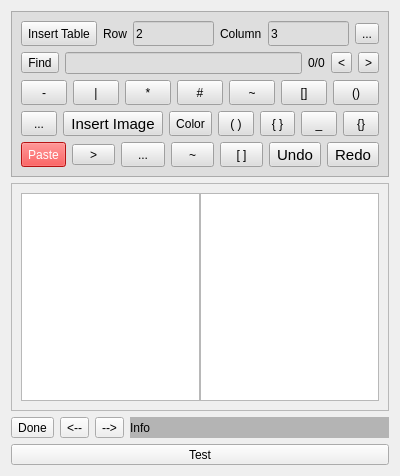
ic005k/Knot-Legacy, file src/Notes.ui: the form before one commit.
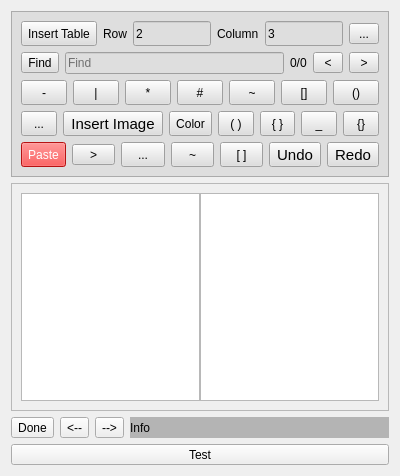
The form after the commit. Icons and pictures are not drawn.

```diff
--- a/src/Notes.ui
+++ b/src/Notes.ui
@@ -104,9 +104,15 @@
             <height>25</height>
            </size>
           </property>
+          <property name="styleSheet">
+           <string notr="true"/>
+          </property>
           <property name="text">
            <string>2</string>
           </property>
+          <property name="clearButtonEnabled">
+           <bool>false</bool>
+          </property>
          </widget>
         </item>
         <item>
@@ -157,10 +163,19 @@
           <property name="text">
            <string>3</string>
           </property>
+          <property name="clearButtonEnabled">
+           <bool>false</bool>
+          </property>
          </widget>
         </item>
         <item>
          <widget class="QToolButton" name="btnShowFind">
+          <property name="minimumSize">
+           <size>
+            <width>30</width>
+            <height>0</height>
+           </size>
+          </property>
           <property name="text">
            <string>...</string>
           </property>
@@ -207,7 +222,14 @@
           </widget>
          </item>
          <item>
-          <widget class="QLineEdit" name="editFind"/>
+          <widget class="QLineEdit" name="editFind">
+           <property name="placeholderText">
+            <string>Find</string>
+           </property>
+           <property name="clearButtonEnabled">
+            <bool>false</bool>
+           </property>
+          </widget>
          </item>
          <item>
           <widget class="QLabel" name="lblCount">
@@ -218,6 +240,12 @@
          </item>
          <item>
           <widget class="QToolButton" name="btnPrev">
+           <property name="minimumSize">
+            <size>
+             <width>30</width>
+             <height>0</height>
+            </size>
+           </property>
            <property name="text">
             <string>&lt;</string>
            </property>
@@ -225,6 +253,12 @@
          </item>
          <item>
           <widget class="QToolButton" name="btnNext">
+           <property name="minimumSize">
+            <size>
+             <width>30</width>
+             <height>0</height>
+            </size>
+           </property>
            <property name="text">
             <string>&gt;</string>
            </property>
```
Left out of the diff: 3 changed lines with no effect on the pictures.
